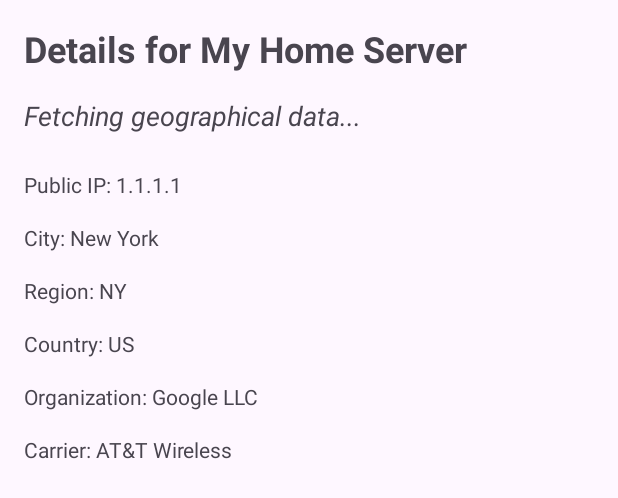
After one commit to ragnerwikings-a11y/DeviceDock, an Android app: the layout activity_detail.xml on its own in the app's theme, with its tools: preview values and no code run, on a phone screen of 412 x 824 dp. The commit adds this screen. Shown: the top 498 px of the screen. Run offline under Robolectric (Android 15) with nearby library versions, the phone set to English and light mode, and no system bars.

Commit message:
implemented the details screen and display details about the public IP address

```diff
--- a/app/build.gradle.kts
+++ b/app/build.gradle.kts
@@ -42,21 +42,17 @@ dependencies {
     implementation(libs.constraintlayout)
 
 
-    // --- MVVM: ViewModel and LiveData (Java compatible) ---
     val lifecycleVersion = "2.8.7"
     implementation("androidx.lifecycle:lifecycle-viewmodel:$lifecycleVersion")
     implementation("androidx.lifecycle:lifecycle-livedata:$lifecycleVersion")
-    // This allows you to use ViewModelProvider in Java
     implementation("androidx.lifecycle:lifecycle-common-java8:$lifecycleVersion")
 
-    // --- Google Sign-In SDK ---
-    // This is the core library for "Login with Google"
+
     implementation("com.google.android.gms:play-services-auth:20.7.0")
     implementation ("com.google.android.gms:play-services-auth")
 
     implementation("androidx.security:security-crypto:1.1.0-alpha06")
 
-    // --- Unit Testing ---
     testImplementation(libs.junit)
     androidTestImplementation(libs.ext.junit)
     androidTestImplementation(libs.espresso.core)
--- a/app/src/main/java/com/example/devicedock/data/model/DeviceDbHelper.java
+++ b/app/src/main/java/com/example/devicedock/data/model/DeviceDbHelper.java
@@ -13,7 +13,6 @@ public class DeviceDbHelper extends SQLiteOpenHelper {
     private static final String DATABASE_NAME = "device_dock.db";
     private static final int DATABASE_VERSION = 1;
 
-    // Table and Columns
     private static final String TABLE_DEVICES = "devices";
     private static final String COLUMN_ID = "_id";
     private static final String COLUMN_NAME = "name";
@@ -42,7 +41,6 @@ public class DeviceDbHelper extends SQLiteOpenHelper {
         onCreate(db);
     }
 
-    // --- CRUD Operations ---
 
     public long saveDevice(Device device) {
         SQLiteDatabase db = this.getWritableDatabase();
--- a/app/src/main/java/com/example/devicedock/data/remote/NsdManagerHelper.java
+++ b/app/src/main/java/com/example/devicedock/data/remote/NsdManagerHelper.java
@@ -11,8 +11,8 @@ import java.util.concurrent.ConcurrentHashMap;
 
 public class NsdManagerHelper {
     private static final String TAG = "NsdManagerHelper";
-   // public static final String SERVICE_TYPE = "_http._tcp."; // Common mDNS service type
-    public static final String SERVICE_TYPE = "_airplay._tcp."; // Common mDNS service type
+//    public static final String SERVICE_TYPE = "_http._tcp."; // Common mDNS service type
+    public static final String SERVICE_TYPE = "_airplay._tcp."; // For testing ApowerMirror
 
     private final NsdManager nsdManager;
     private final DiscoveryListener discoveryListener;
@@ -41,7 +41,7 @@ public class NsdManagerHelper {
         try {
             nsdManager.stopServiceDiscovery(discoveryListener);
         } catch (IllegalArgumentException e) {
-            Log.e(TAG, "NSD Discovery not running or listener already unregistered.", e);
+            e.printStackTrace();
         }
     }
 
--- /dev/null
+++ b/app/src/main/res/layout/activity_detail.xml
@@ -0,0 +1,93 @@
+<?xml version="1.0" encoding="utf-8"?>
+<androidx.constraintlayout.widget.ConstraintLayout xmlns:android="http://schemas.android.com/apk/res/android"
+    xmlns:app="http://schemas.android.com/apk/res-auto"
+    xmlns:tools="http://schemas.android.com/tools"
+    android:id="@+id/main"
+    android:layout_width="match_parent"
+    android:layout_height="match_parent"
+    tools:context=".ui.detail.DetailActivity">
+
+
+    <LinearLayout
+        android:layout_width="match_parent"
+        android:layout_height="match_parent"
+        android:orientation="vertical"
+        android:padding="16dp"
+        tools:context=".ui.details.DetailActivity">
+
+        <TextView
+            android:id="@+id/text_device_name"
+            android:layout_width="match_parent"
+            android:layout_height="wrap_content"
+            android:textSize="24sp"
+            android:textStyle="bold"
+            android:layout_marginBottom="16dp"
+            tools:text="Details for My Home Server" />
+
+        <TextView
+            android:id="@+id/text_status_message"
+            android:layout_width="match_parent"
+            android:layout_height="wrap_content"
+            android:layout_marginBottom="16dp"
+            android:text="Fetching geographical data..."
+            android:textSize="18sp"
+            android:textStyle="italic" />
+
+
+
+        <TextView
+            android:id="@+id/text_public_ip"
+            android:layout_width="match_parent"
+            android:layout_height="wrap_content"
+            android:paddingTop="8dp"
+            android:paddingBottom="8dp"
+            android:text="@string/label_public_ip"
+            tools:text="Public IP: 1.1.1.1" />
+
+        <TextView
+            android:id="@+id/text_city"
+            android:layout_width="match_parent"
+            android:layout_height="wrap_content"
+            android:paddingTop="8dp"
+            android:paddingBottom="8dp"
+            android:text="@string/label_city"
+            tools:text="City: New York" />
+
+        <TextView
+            android:id="@+id/text_region"
+            android:layout_width="match_parent"
+            android:layout_height="wrap_content"
+            android:paddingTop="8dp"
+            android:paddingBottom="8dp"
+            android:text="@string/label_region"
+            tools:text="Region: NY" />
+
+        <TextView
+            android:id="@+id/text_country"
+            android:layout_width="match_parent"
+            android:layout_height="wrap_content"
+            android:paddingTop="8dp"
+            android:paddingBottom="8dp"
+            android:text="@string/label_country"
+            tools:text="Country: US" />
+
+        <TextView
+            android:id="@+id/text_org"
+            android:layout_width="match_parent"
+            android:layout_height="wrap_content"
+            android:paddingTop="8dp"
+            android:paddingBottom="8dp"
+            android:text="@string/label_organization"
+            tools:text="Organization: Google LLC" />
+
+        <TextView
+            android:id="@+id/text_carrier"
+            android:layout_width="match_parent"
+            android:layout_height="wrap_content"
+            android:paddingTop="8dp"
+            android:paddingBottom="8dp"
+            android:text="@string/label_carrier"
+            tools:text="Carrier: AT&amp;T Wireless" />
+    </LinearLayout>
+
+</androidx.constraintlayout.widget.ConstraintLayout>
--- a/app/src/main/res/layout/activity_device.xml
+++ b/app/src/main/res/layout/activity_device.xml
@@ -21,7 +21,7 @@
         android:id="@+id/text_empty_view"
         android:layout_width="wrap_content"
         android:layout_height="wrap_content"
-        android:text="No devices found. Ensure services are running on the network."
+        android:text="@string/no_device_found"
         android:visibility="gone"
         android:padding="32dp"
         android:textAlignment="center"
--- a/app/src/main/res/layout/item_device.xml
+++ b/app/src/main/res/layout/item_device.xml
@@ -15,7 +15,7 @@
         app:layout_constraintEnd_toStartOf="@+id/text_status"
         app:layout_constraintStart_toStartOf="parent"
         app:layout_constraintTop_toTopOf="parent"
-        tools:text="My Home Server" />
+        tools:text="My device" />
 
     <TextView
         android:id="@+id/text_device_ip"
--- a/app/src/main/res/values/strings.xml
+++ b/app/src/main/res/values/strings.xml
@@ -1,4 +1,13 @@
 <resources>
     <string name="app_name">DeviceDock</string>
     <string name="default_web_client_id">813357013620-er411me60e2f08m9l8oqh2gl24faq215.apps.googleusercontent.com</string>
+    <string name="label_public_ip">Public IP: </string>
+    <string name="label_city">City: </string>
+    <string name="label_region">Region: </string>
+    <string name="label_country">Country: </string>
+    <string name="label_organization">Organization: </string>
+    <string name="label_carrier">Carrier: </string>
+    <string name="login">Login </string>
+    <string name="enter_email">Enter email </string>
+    <string name="no_device_found">No devices found. Ensure services are running on the network. </string>
 </resources>
```
Also changed, not shown: app/src/main/AndroidManifest.xml (+10 -9 lines), app/src/main/java/com/example/devicedock/data/local/TokenHandler.java (+1 -6 lines), app/src/main/java/com/example/devicedock/ui/detail/DetailActivity.java (added, +163 -0 lines), app/src/main/java/com/example/devicedock/ui/home/DeviceActivity.java (+25 -2 lines), app/src/main/java/com/example/devicedock/ui/home/DeviceAdapter.java (+11 -1 lines), app/src/main/java/com/example/devicedock/util/NetworkUtil.java (deleted, +0 -15 lines), app/src/main/res/layout/activity_login.xml (+25 -6 lines).
